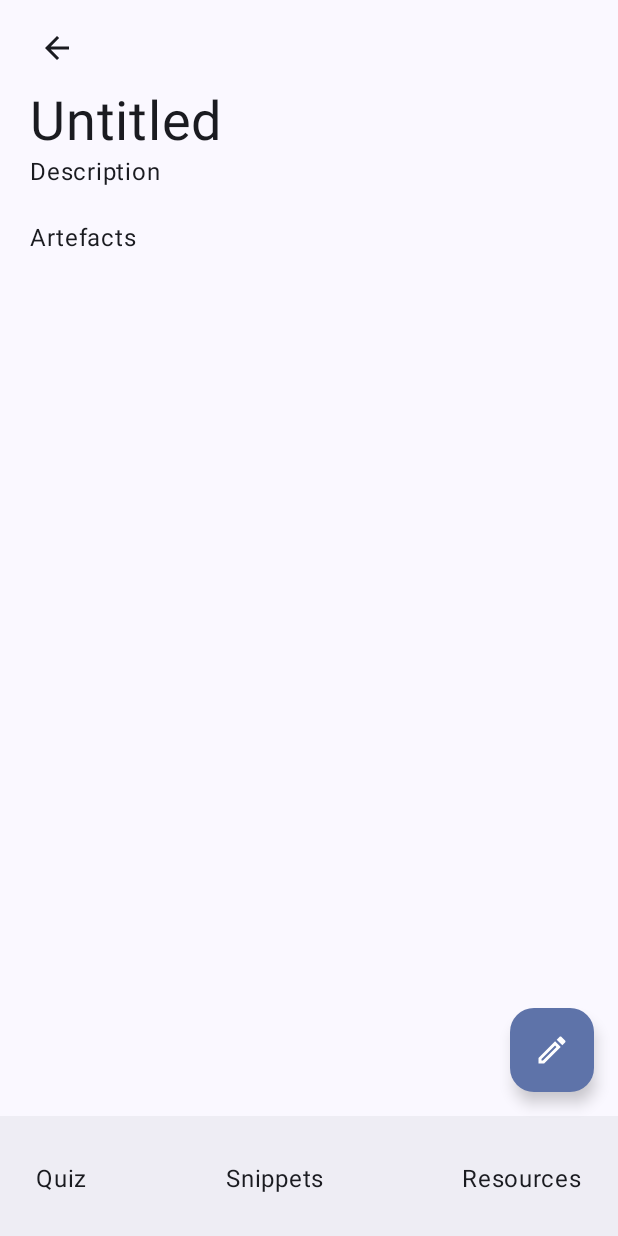
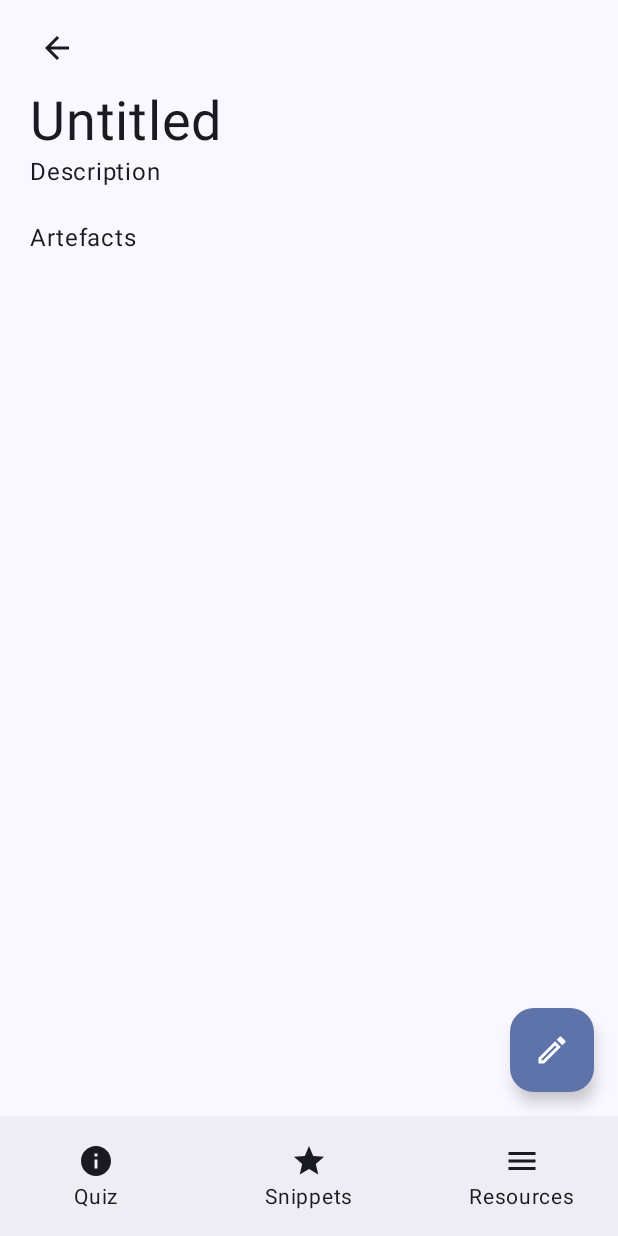
Before and after one commit to aminuolawale/Muffassa, an Android app built with Jetpack Compose: the composable CorpusScreen shown on its own in the app's theme, on a phone screen of 412 x 824 dp. Run offline under Robolectric (Android 15) with nearby library versions, the phone set to English and light mode, and no system bars; our stand-ins replace Dagger/Hilt's generated code, Firebase (no records; nobody signed in at launch, a user with empty details on screens opened directly); 1 statement that could not run was skipped.

Commit message:
Corpus view bottom bar

```diff
--- a/app/src/main/java/com/aminuolawale/muffassa/presentation/components/AppBars.kt
+++ b/app/src/main/java/com/aminuolawale/muffassa/presentation/components/AppBars.kt
@@ -2,6 +2,7 @@ package com.aminuolawale.muffassa.presentation.components
 
 import androidx.compose.foundation.clickable
 import androidx.compose.foundation.layout.Arrangement
+import androidx.compose.foundation.layout.Column
 import androidx.compose.foundation.layout.Row
 import androidx.compose.foundation.layout.Spacer
 import androidx.compose.foundation.layout.fillMaxSize
@@ -11,11 +12,15 @@ import androidx.compose.foundation.layout.width
 import androidx.compose.foundation.shape.CircleShape
 import androidx.compose.material.icons.Icons
 import androidx.compose.material.icons.automirrored.filled.ArrowBack
+import androidx.compose.material.icons.filled.Info
+import androidx.compose.material.icons.filled.Menu
 import androidx.compose.material.icons.filled.Search
+import androidx.compose.material.icons.filled.Star
 import androidx.compose.material3.BottomAppBar
 import androidx.compose.material3.ExperimentalMaterial3Api
 import androidx.compose.material3.Icon
 import androidx.compose.material3.IconButton
+import androidx.compose.material3.Surface
 import androidx.compose.material3.Text
 import androidx.compose.material3.TopAppBar
 import androidx.compose.material3.TopAppBarDefaults
@@ -24,8 +29,10 @@ import androidx.compose.runtime.Composable
 import androidx.compose.ui.Alignment
 import androidx.compose.ui.Modifier
 import androidx.compose.ui.draw.clip
+import androidx.compose.ui.graphics.Color
 import androidx.compose.ui.layout.ContentScale
 import androidx.compose.ui.unit.dp
+import androidx.compose.ui.unit.sp
 import coil3.compose.AsyncImage
 
 @OptIn(ExperimentalMaterial3Api::class)
@@ -81,13 +88,37 @@ fun CorpusViewTopAppBar(onNavigationIconClick: () -> Unit) {
 fun CorpusViewBottomAppBar() {
     BottomAppBar {
         Row(
-            modifier = Modifier.fillMaxSize().padding(20.dp, 0.dp),
+            modifier = Modifier
+                .fillMaxSize()
+                .padding(20.dp, 0.dp),
             verticalAlignment = Alignment.CenterVertically,
             horizontalArrangement = Arrangement.SpaceBetween
         ) {
-            Text("Quiz")
-            Text("Snippets")
-            Text("Resources")
+            BottomBarTabButton(text= "Quiz", isActive = false) {
+                Icon(Icons.Default.Info, contentDescription = "Quiz")
+
+            }
+            BottomBarTabButton(text = "Snippets", isActive = false) {
+                Icon(Icons.Default.Star, contentDescription = "Snippets")
+            }
+            BottomBarTabButton(text="Resources", isActive = false) {
+                Icon(Icons.Default.Menu, contentDescription = "Resources")
+            }
         }
     }
 }
+
+@Composable
+fun BottomBarTabButton(isActive: Boolean, text: String?, content: @Composable () -> Unit) {
+    Surface(
+        modifier = Modifier.size(80.dp),
+        color = if (isActive) Color.Red else Color.Transparent
+    ) {
+        Column(verticalArrangement = Arrangement.Center, horizontalAlignment = Alignment.CenterHorizontally) {
+            content()
+            text?.let {
+                Text(text, fontSize = 14.sp)
+            }
+        }
+    }
+}
--- a/app/src/main/java/com/aminuolawale/muffassa/presentation/components/MuffassaScaffold.kt
+++ b/app/src/main/java/com/aminuolawale/muffassa/presentation/components/MuffassaScaffold.kt
@@ -10,7 +10,6 @@ import androidx.compose.material3.IconButton
 import androidx.compose.material3.Scaffold
 import androidx.compose.material3.TopAppBar
 import androidx.compose.material3.TopAppBarDefaults
-import androidx.compose.material3.rememberModalBottomSheetState
 import androidx.compose.material3.rememberTopAppBarState
 import androidx.compose.runtime.Composable
 import androidx.compose.ui.Modifier
@@ -23,7 +22,6 @@ fun MuffassaScaffold(
     screen: Screen,
     profilePictureUrl: String? = null,
     showMenuAppBar: Boolean = false,
-    showSearchBar: Boolean = false,
     onClick: () -> Unit = {},
     onHomeFabClick: () -> Unit = {},
     onNavigationIconClick: () -> Unit = {},
@@ -37,7 +35,6 @@ fun MuffassaScaffold(
     val scrollBehavior =
         TopAppBarDefaults.exitUntilCollapsedScrollBehavior(rememberTopAppBarState())
 
-    rememberModalBottomSheetState(confirmValueChange = { false })
 
     Scaffold(
         modifier = Modifier
--- a/app/src/main/java/com/aminuolawale/muffassa/presentation/home/HomeScreen.kt
+++ b/app/src/main/java/com/aminuolawale/muffassa/presentation/home/HomeScreen.kt
@@ -15,7 +15,6 @@ fun HomeScreen(navController: NavController, userData: UserData?, homeViewModel:
             screen = Screen.Home,
             profilePictureUrl = userData?.profilePictureUrl,
             showMenuAppBar = it.value.isSelecting,
-            showSearchBar = it.value.isSearching,
             onHomeFabClick = { homeViewModel.onEvent(HomeEvent.NewCorpus) },
             onProfileClick = { navController.navigate(Screen.Profile.route) },
             onSearchClick = {homeViewModel.onEvent(HomeEvent.BeginSearch)},
```
